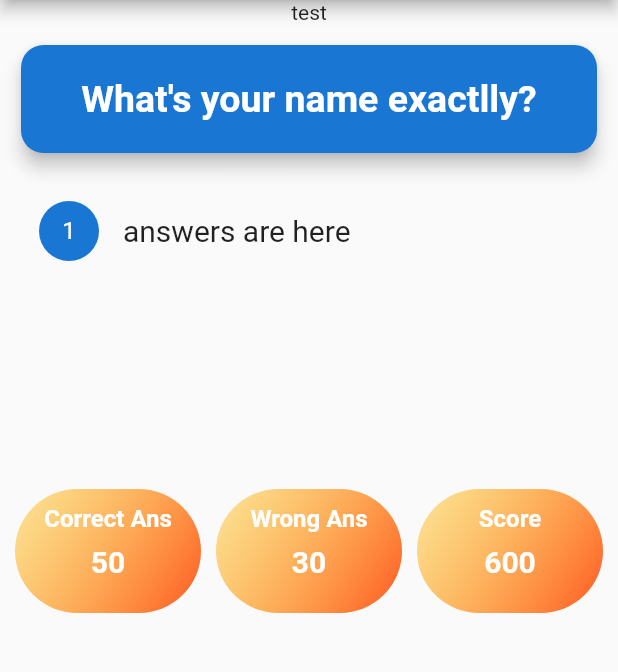
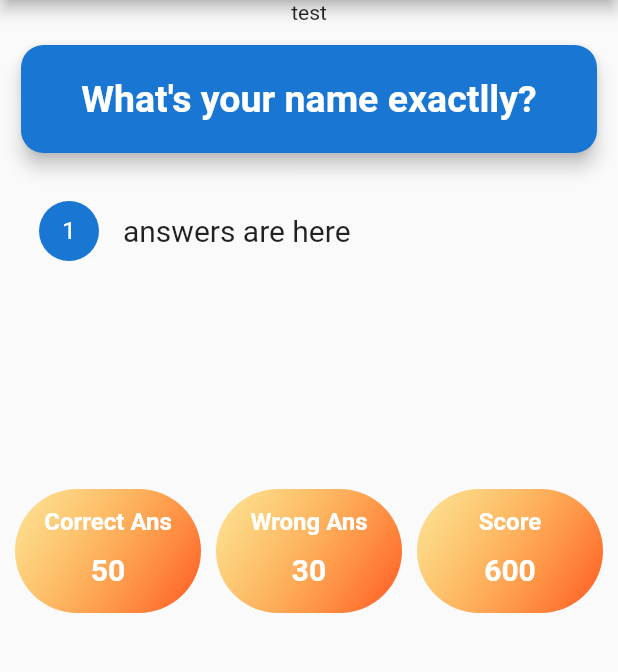
Before and after one commit to mahdiyarz/quizApp, a Flutter app: the screen it shows after launch, on a phone screen of 412 x 824 dp, the part 84-756 px from its top. Run offline on Flutter 3.47's test engine with Material 2 defaults, Android fonts, the phone set to English and light mode, and no system bars.

Commit message:
set padding for gridTile of score board page

```diff
--- a/lib/widgets/score_board.dart
+++ b/lib/widgets/score_board.dart
@@ -14,7 +14,10 @@ class ScoreBoard extends StatelessWidget {
         ),
         borderRadius: BorderRadius.circular(50),
       ),
-      padding: const EdgeInsets.all(10),
+      padding: const EdgeInsets.only(
+        top: 12,
+        bottom: 5,
+      ),
       child: child,
     );
   }
```
